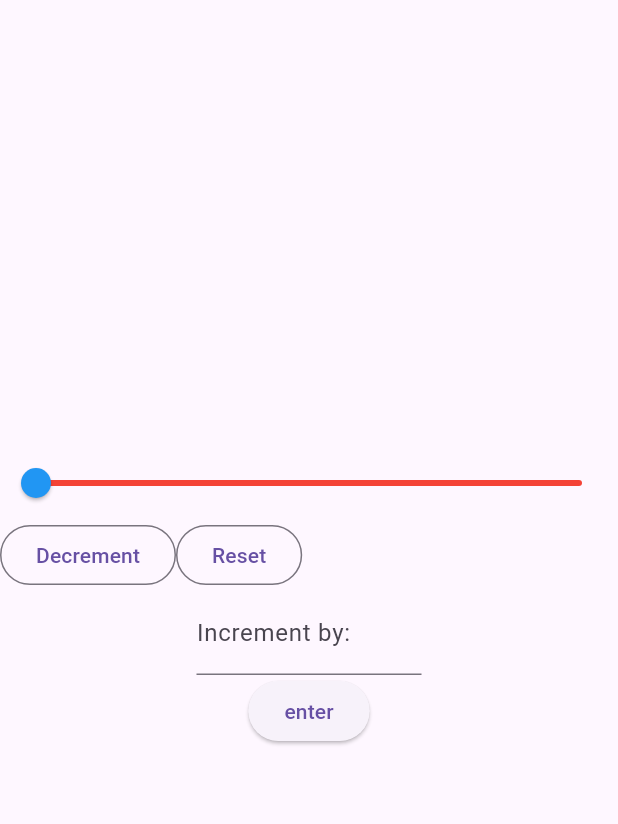
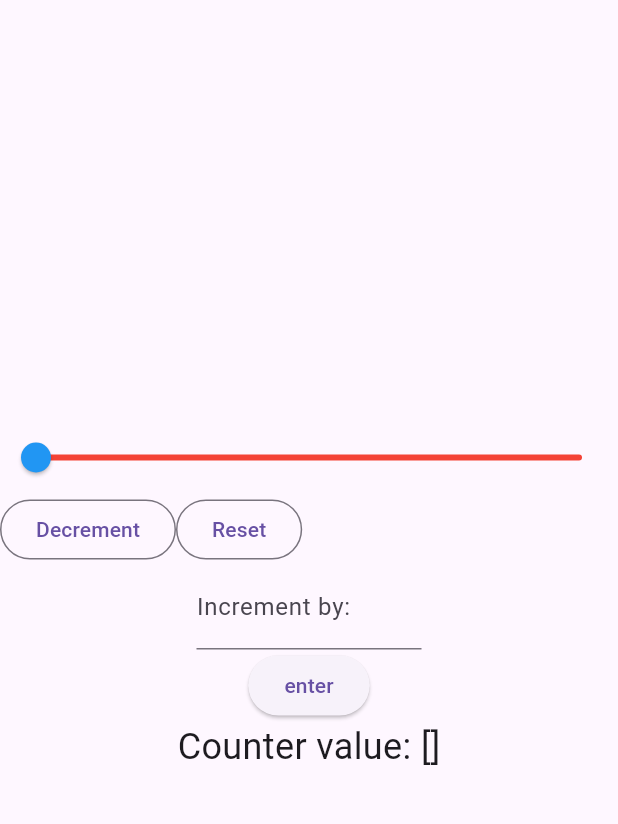
Before and after one commit to iKeiNagai/Mobile-Apps, a Flutter app: the screen it shows after launch, after a tap on "Reset", on a phone screen of 412 x 824 dp, the part 63-887 px from its top. Run offline on Flutter 3.47's test engine with Material 3 defaults, Android fonts, the phone set to English and light mode, and no system bars.

Commit message:
tracks counter values

```diff
--- a/skeleton/lib/main.dart
+++ b/skeleton/lib/main.dart
@@ -25,7 +25,8 @@ class CounterWidget extends StatefulWidget {
 
 class _CounterWidgetState extends State<CounterWidget> {
 //initial couter value
-final TextEditingController _controller1=TextEditingController();
+  List<int> _history= [];
+  final TextEditingController _controller1=TextEditingController();
   int _counter = 0;
   @override
   Widget build(BuildContext context) {
@@ -74,6 +75,7 @@ final TextEditingController _controller1=TextEditingController();
                 onPressed:(){
                   setState(() {
                     _counter = 0;
+                    _history = [];
                   });
                 },
                 child: Text('Reset'),
@@ -97,6 +99,7 @@ final TextEditingController _controller1=TextEditingController();
                 if(_userValue != null){
                   if(_counter + _userValue <=100){
                     _counter += _userValue;
+                    _history.add(_counter);
                   }
                 }else{
                   print('exceeded 100');
@@ -105,6 +108,10 @@ final TextEditingController _controller1=TextEditingController();
             },
             child: Text('enter'),
           ),
+          Text(
+              'Counter value: $_history',
+              style: TextStyle(fontSize: 24),
+            ),
         ],
       ),
     );
```
